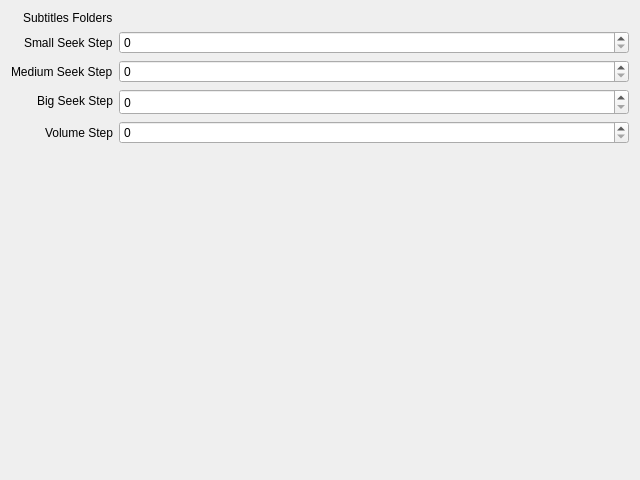
The window that settings.ui (g-fb/haruna) describes before a commit, drawn with Qt 5.
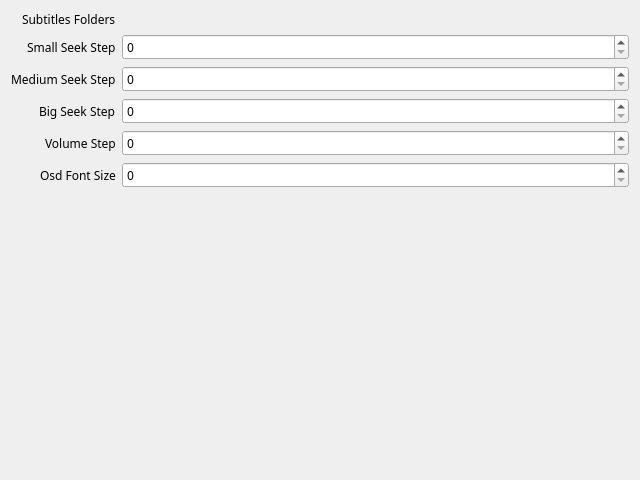
The same window after the commit. Custom widgets are drawn as their Qt base class.

Commit message: - add osd font size setting

Diff of the .ui file:
```diff
--- a/settings.ui
+++ b/settings.ui
@@ -10,6 +10,11 @@
     <height>480</height>
    </rect>
   </property>
+  <property name="font">
+   <font>
+    <family>Noto Sans</family>
+   </font>
+  </property>
   <property name="windowTitle">
    <string>Form</string>
   </property>
@@ -83,6 +88,16 @@
        </property>
       </widget>
      </item>
+     <item row="5" column="0">
+      <widget class="QLabel" name="label_6">
+       <property name="text">
+        <string>Osd Font Size</string>
+       </property>
+      </widget>
+     </item>
+     <item row="5" column="1">
+      <widget class="QSpinBox" name="kcfg_OsdFontSize"/>
+     </item>
     </layout>
    </item>
   </layout>
```
The commit also changes 2 other files.
